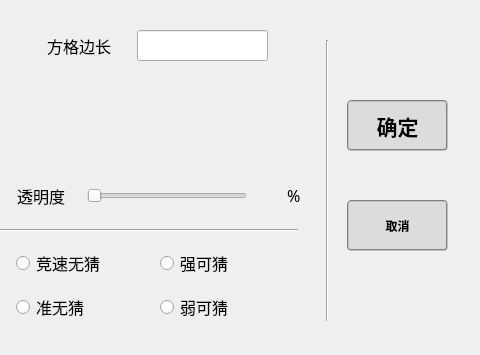
Above: ui_gs.ui from zjpAAA/Solvable-Minesweeper before the change; both pictures show x 303 to 783 and y 0 to 355 of the 783 by 355 pixel window. Below: the same form after it.
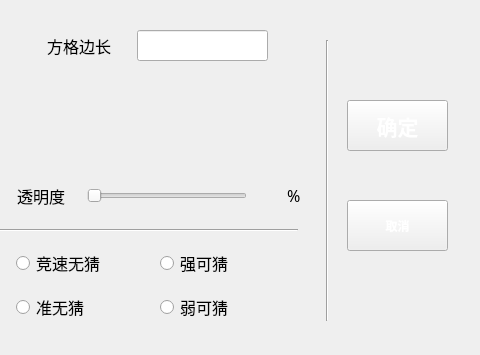
That is the form after the change. Icons and pictures are not drawn.

```diff
--- a/ui_gs.ui
+++ b/ui_gs.ui
@@ -136,8 +136,9 @@
     <enum>Qt::StrongFocus</enum>
    </property>
    <property name="styleSheet">
-    <string notr="true">font: 16pt &quot;黑体&quot;;border-radius:4px;border:2px groove gray;
-background-color: rgb(220, 220, 220);font: bold</string>
+    <string notr="true">border-image: url(media/button.png);
+font: 16pt &quot;黑体&quot;;
+color:white;font: bold;</string>
    </property>
    <property name="text">
     <string>确定</string>
@@ -159,8 +160,9 @@
     </rect>
    </property>
    <property name="styleSheet">
-    <string notr="true">font: 16pt &quot;黑体&quot;;border-radius:4px;border:2px groove gray;
-background-color: rgb(220, 220, 220);font: bold</string>
+    <string notr="true">border-image: url(media/button.png);
+font: 16pt &quot;黑体&quot;;
+color:white;font: bold;</string>
    </property>
    <property name="text">
     <string>取消</string>
```
